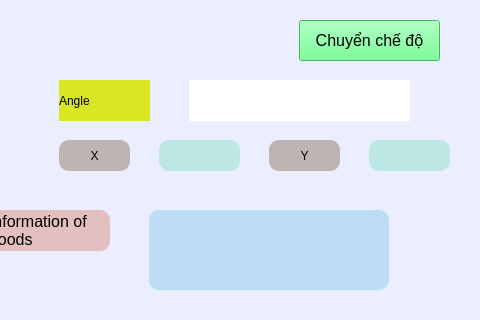
This is manual.ui in nguyenhoangnb/app_do_an_1 as Qt 5 draws it before an edit; both pictures show x 731 to 1211 and y 0 to 320 of the 1211 by 778 pixel window. The edited form follows.
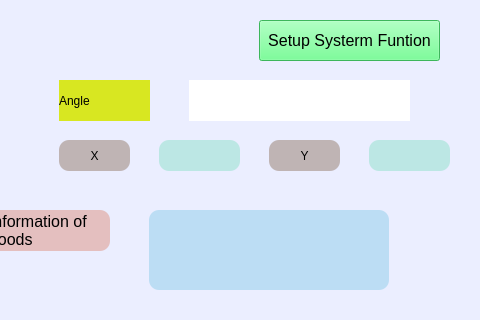
This is the edited form.

The edit to the form file:
```diff
--- a/manual.ui
+++ b/manual.ui
@@ -304,9 +304,9 @@
   <widget class="QPushButton" name="btn_manual_back">
    <property name="geometry">
     <rect>
-     <x>1030</x>
+     <x>990</x>
      <y>20</y>
-     <width>141</width>
+     <width>181</width>
      <height>41</height>
     </rect>
    </property>
@@ -319,7 +319,7 @@
     <string notr="true">background-color:rgb(85, 255, 127)</string>
    </property>
    <property name="text">
-    <string>Chuyển chế độ</string>
+    <string>Setup Systerm Funtion</string>
    </property>
   </widget>
   <widget class="QPlainTextEdit" name="plt_manual_speed">
```
